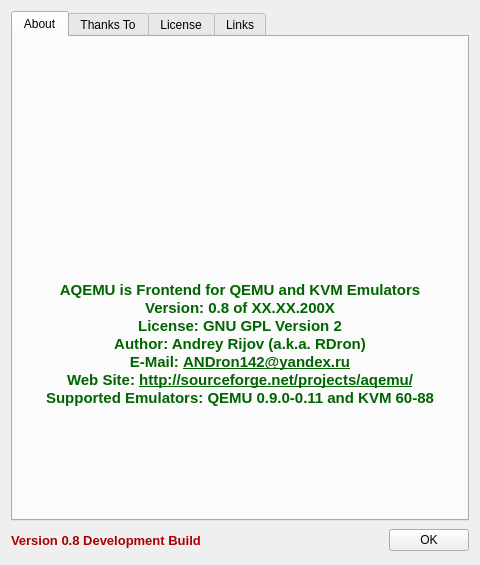
Above: About_Window.ui from qunying/aqemu-old before the change. Below: the same form after it.
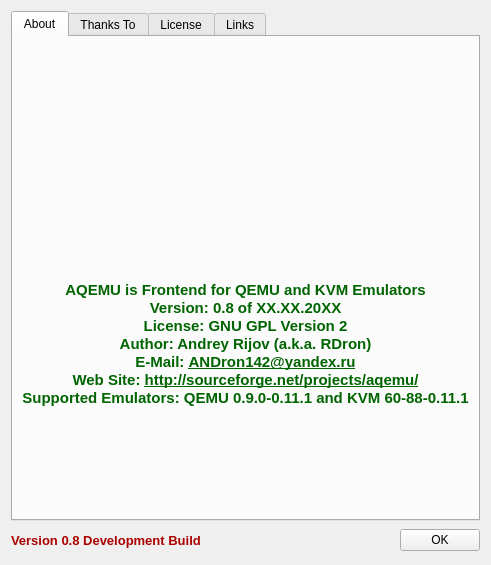
That is the form after the change. Icons and pictures are not drawn.

What changed in the file:
```diff
--- a/About_Window.ui
+++ b/About_Window.ui
@@ -60,12 +60,12 @@
 &lt;/head>
 &lt;body>
 &lt;p>AQEMU is Frontend for QEMU and KVM Emulators&lt;/p>
-&lt;p>Version: 0.8 of XX.XX.200X&lt;/p>
+&lt;p>Version: 0.8 of XX.XX.20XX&lt;/p>
 &lt;p>License: GNU GPL Version 2&lt;/p>
 &lt;p>Author: Andrey Rijov (a.k.a. RDron)&lt;/p>
 &lt;p>E-Mail: &lt;a href="mailto:ANDron142@yandex.ru">ANDron142@yandex.ru&lt;/a>&lt;/p>
 &lt;p>Web Site: &lt;a href="http://sourceforge.net/projects/aqemu/">http://sourceforge.net/projects/aqemu/&lt;/a>&lt;/p>
-&lt;p>Supported Emulators: QEMU 0.9.0-0.11 and KVM 60-88&lt;/p>
+&lt;p>Supported Emulators: QEMU 0.9.0-0.11.1 and KVM 60-88-0.11.1&lt;/p>
 &lt;/body>
 &lt;/html></string>
          </property>
```
